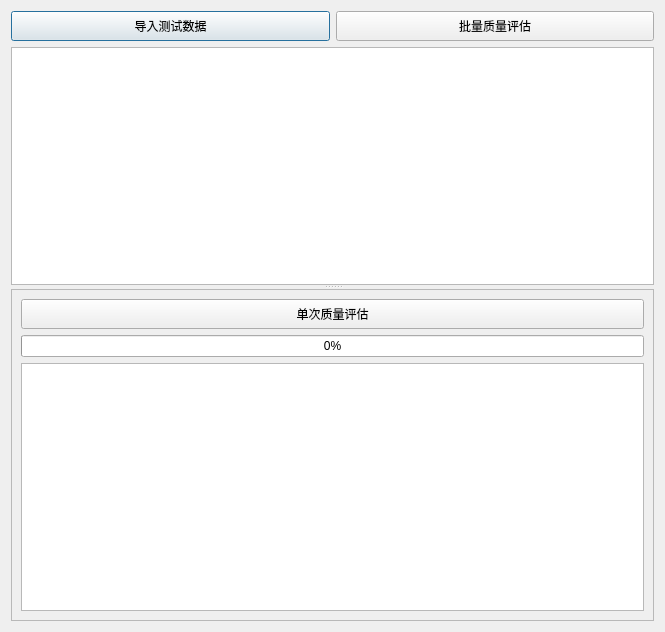
First picture: the form in ui_page/page_4.ui, repository ineed2underfit/pyqt_apriori, before the edit.
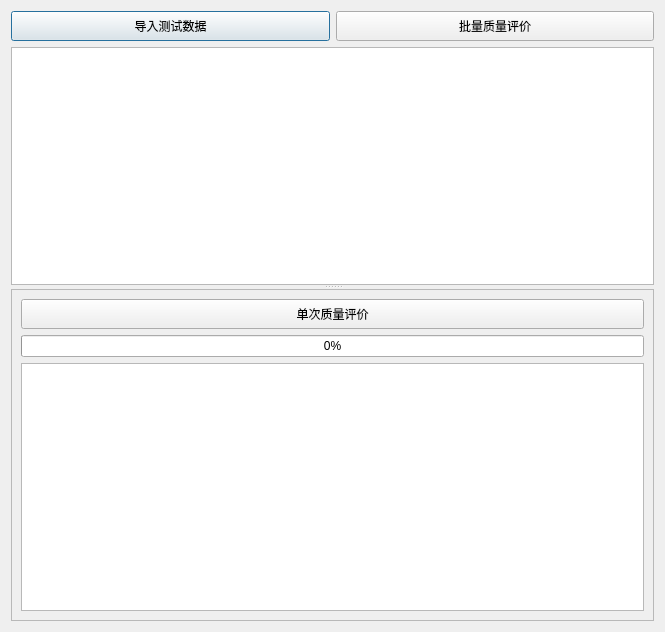
Second picture: the form after the edit.

Commit message: 实现要求: 命名 评估 -> 评价

What changed in the file:
```diff
--- a/ui_page/page_4.ui
+++ b/ui_page/page_4.ui
@@ -53,7 +53,7 @@
               </size>
              </property>
              <property name="text">
-              <string>批量质量评估</string>
+              <string>批量质量评价</string>
              </property>
              <property name="autoDefault">
               <bool>false</bool>
@@ -115,7 +115,7 @@
                   </size>
                  </property>
                  <property name="text">
-                  <string>单次质量评估</string>
+                  <string>单次质量评价</string>
                  </property>
                  <property name="autoDefault">
                   <bool>false</bool>
```
The commit also changes 8 other files.
